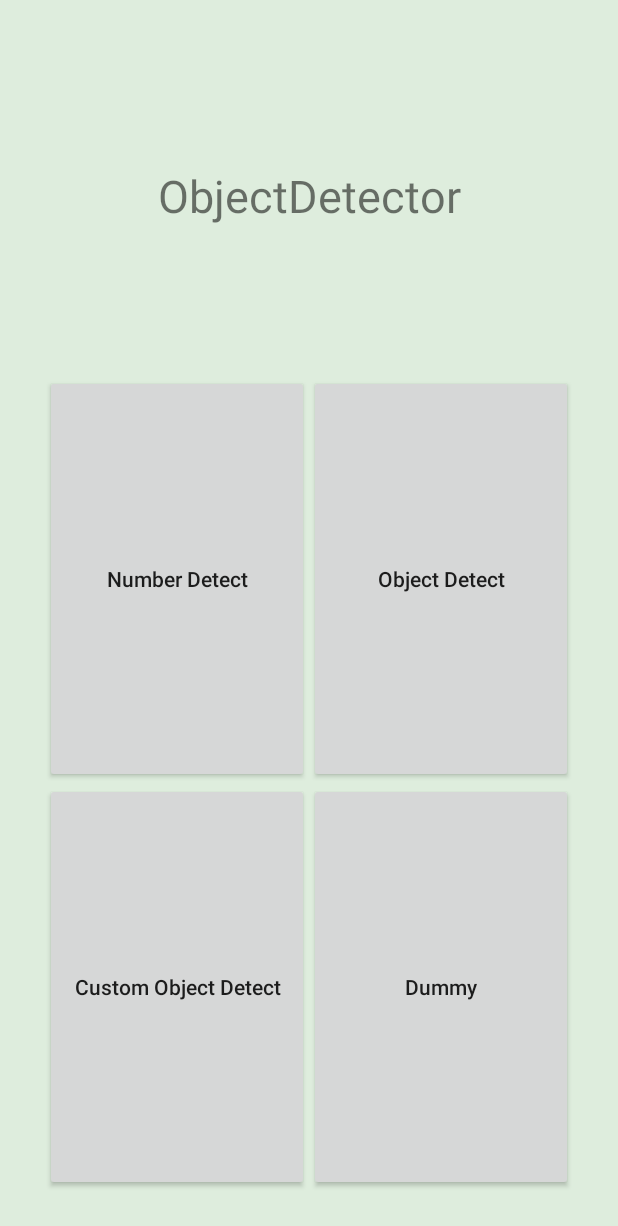
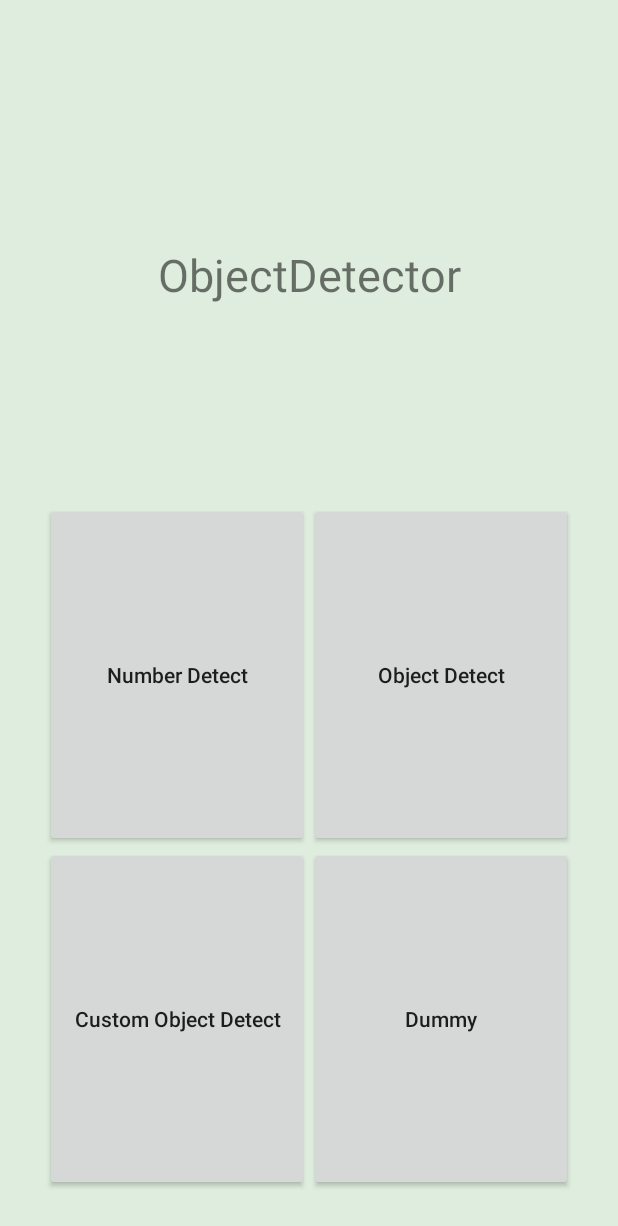
Before and after one commit to kyoungm88/kyoungm88, an Android app: the screen it shows after launch (MainActivity), on a phone screen of 412 x 824 dp. Shown: the top 1226 px of the screen. Run offline under Robolectric (Android 15) with nearby library versions, the phone set to English and light mode, and no system bars.

Commit message:
- 메인화면 레이아웃 수정

```diff
--- a/app/src/main/res/layout/activity_main.xml
+++ b/app/src/main/res/layout/activity_main.xml
@@ -11,9 +11,9 @@
     <TextView
         android:layout_width="wrap_content"
         android:layout_height="wrap_content"
-        android:layout_marginTop="80dp"
         android:text="@string/app_name"
         android:textSize="30sp"
+        app:layout_constraintBottom_toTopOf="@id/guideline1"
         app:layout_constraintLeft_toLeftOf="parent"
         app:layout_constraintRight_toRightOf="parent"
         app:layout_constraintTop_toTopOf="parent" />
@@ -23,57 +23,46 @@
         android:layout_width="wrap_content"
         android:layout_height="wrap_content"
         android:orientation="horizontal"
-        app:layout_constraintGuide_begin="220dp" />
-
-    <GridLayout
-        android:layout_width="0dp"
-        android:layout_height="0dp"
-        android:columnCount="2"
-        android:rowCount="2"
-        app:layout_constraintBottom_toBottomOf="parent"
-        app:layout_constraintLeft_toLeftOf="parent"
-        app:layout_constraintRight_toRightOf="parent"
-        app:layout_constraintTop_toBottomOf="@id/guideline1">
+        app:layout_constraintGuide_percent="0.4" />
 
     <Button
         android:id="@+id/btnMnist"
         android:layout_width="0dp"
-            android:layout_height="wrap_content"
-            android:layout_columnSpan="1"
-            android:layout_columnWeight="0.5"
-            android:layout_rowSpan="1"
-            android:layout_rowWeight="0.5"
-            android:text="Number Detect" />
+        android:layout_height="0dp"
+        android:text="Number Detect"
+        app:layout_constraintBottom_toTopOf="@id/btnCustomObject"
+        app:layout_constraintLeft_toLeftOf="parent"
+        app:layout_constraintRight_toLeftOf="@id/btnObject"
+        app:layout_constraintTop_toBottomOf="@id/guideline1" />
 
     <Button
         android:id="@+id/btnObject"
         android:layout_width="0dp"
-            android:layout_height="wrap_content"
-            android:layout_columnSpan="1"
-            android:layout_columnWeight="0.5"
-            android:layout_rowSpan="2"
-            android:layout_rowWeight="0.5"
-            android:text="Object Detect" />
+        android:layout_height="0dp"
+        android:text="Object Detect"
+        app:layout_constraintBottom_toTopOf="@id/btnObject2"
+        app:layout_constraintLeft_toRightOf="@id/btnMnist"
+        app:layout_constraintRight_toRightOf="parent"
+        app:layout_constraintTop_toBottomOf="@id/guideline1" />
 
     <Button
         android:id="@+id/btnCustomObject"
         android:layout_width="0dp"
-            android:layout_height="wrap_content"
-            android:layout_columnSpan="1"
-            android:layout_columnWeight="0.5"
-            android:layout_rowSpan="2"
-            android:layout_rowWeight="0.5"
-            android:text="Custom Object Detect" />
+        android:layout_height="0dp"
+        android:text="Custom Object Detect"
+        app:layout_constraintBottom_toBottomOf="parent"
+        app:layout_constraintLeft_toLeftOf="parent"
+        app:layout_constraintRight_toLeftOf="@id/btnObject2"
+        app:layout_constraintTop_toBottomOf="@id/btnMnist" />
 
     <Button
         android:id="@+id/btnObject2"
         android:layout_width="0dp"
-            android:layout_height="wrap_content"
-            android:layout_columnSpan="1"
-            android:layout_columnWeight="0.5"
-            android:layout_rowSpan="2"
-            android:layout_rowWeight="0.5"
-            android:text="Dummy" />
-    </GridLayout>
+        android:layout_height="0dp"
+        android:text="Dummy"
+        app:layout_constraintBottom_toBottomOf="parent"
+        app:layout_constraintLeft_toRightOf="@id/btnCustomObject"
+        app:layout_constraintRight_toRightOf="parent"
+        app:layout_constraintTop_toBottomOf="@id/btnObject" />
 
 </android.support.constraint.ConstraintLayout>
```
Lines whose indentation alone changed are shown as unchanged.
